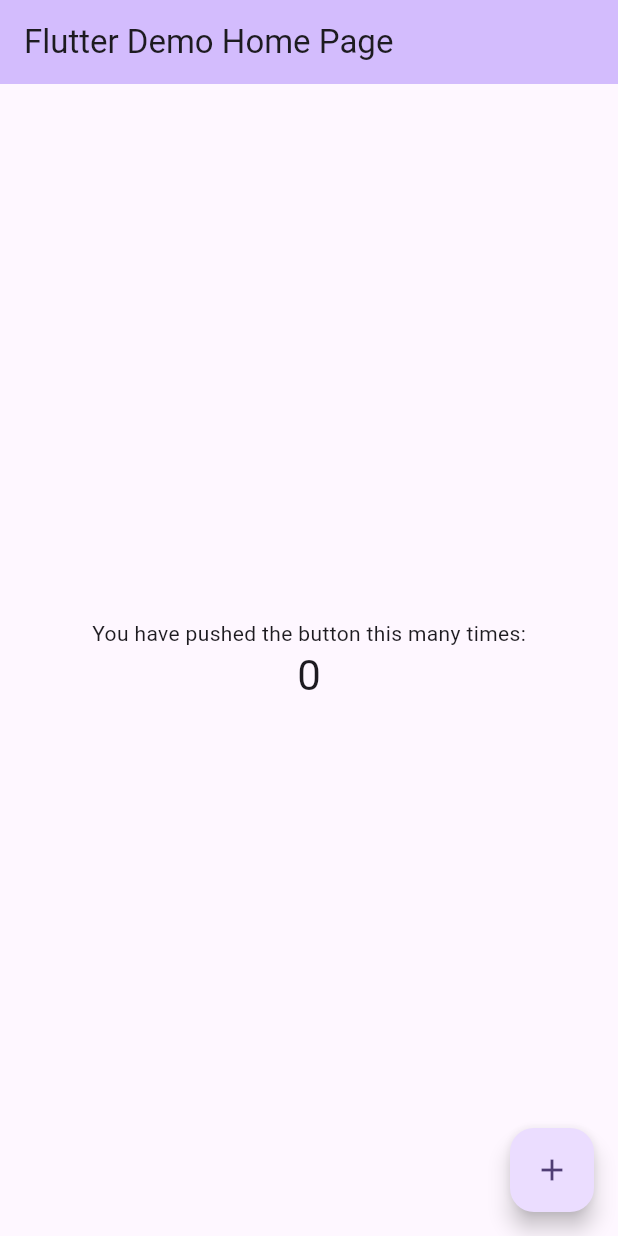
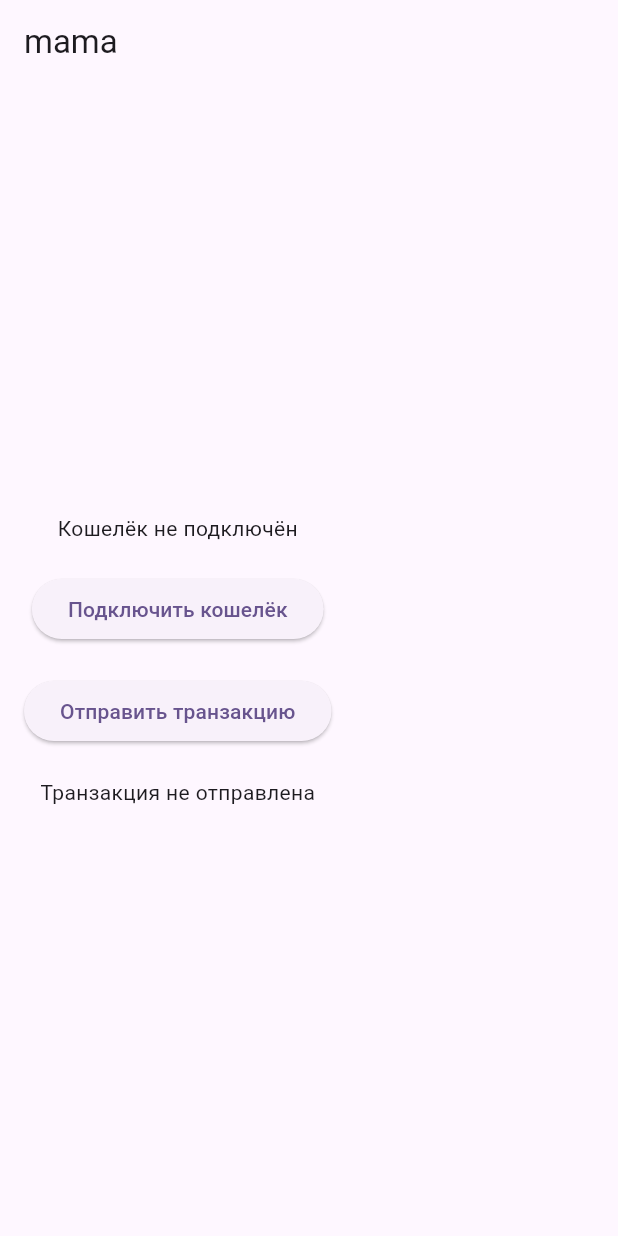
Before and after one commit to Lyynnnx/StudyBet, a Flutter app: the screen it shows after launch, on a phone screen of 412 x 824 dp. Run offline on Flutter 3.47's test engine with Material 3 defaults, Android fonts, the phone set to English and light mode, and no system bars; missing offline and left inert: cryptography, flutter_web_auth.

Commit message:
did something

```diff
--- a/client/lib/main.dart
+++ b/client/lib/main.dart
@@ -1,4 +1,5 @@
 import 'package:flutter/material.dart';
+import 'package:studybet/screens/wallet_test.dart';
 
 void main() {
   runApp(const MyApp());
@@ -31,7 +32,8 @@
         colorScheme: ColorScheme.fromSeed(seedColor: Colors.deepPurple),
         useMaterial3: true,
       ),
-      home: const MyHomePage(title: 'Flutter Demo Home Page'),
+      //home: const MyHomePage(title: 'Flutter Demo Home Page'),
+      home: WalletTest(),
     );
   }
 }
--- /dev/null
+++ b/client/lib/screens/wallet_test.dart
@@ -0,0 +1,104 @@
+import 'package:flutter/material.dart';
+import 'package:studybet/screens/wallet_connection.dart';
+import 'package:studybet/utils/key_generator.dart';
+
+class WalletTest extends StatefulWidget {
+  const WalletTest({super.key});
+
+  @override
+  State<WalletTest> createState() => _WalletTestState();
+}
+
+class _WalletTestState extends State<WalletTest> {
+  String? publicKey;
+ String? walletAddress;
+  String? transactionSignature;
+
+  // Создаем экземпляр класса WalletConnection
+  final WalletConnection walletConnection = WalletConnection();
+
+  @override
+   void initState() {
+    super.initState();
+    _initializeKeys();
+  }
+  Future<void> _initializeKeys() async {
+    final keys = await generateKeyPair(); // Генерация ключей
+    setState(() {
+      publicKey = keys['publicKey'];
+    });
+  }
+
+  // Функция для подключения к Phantom Wallet
+  Future<void> connectToWallet() async {
+    if (publicKey == null) {
+      ScaffoldMessenger.of(context).showSnackBar(const SnackBar(
+        content: Text("Ключи еще не готовы. Пожалуйста, подождите."),
+      ));
+      return;
+    }
+    final wallet = await walletConnection.connectToPhantom(context, publicKey!);
+    if (wallet != null) {
+      setState(() {
+        walletAddress = wallet;
+      });
+
+      ScaffoldMessenger.of(context).showSnackBar(SnackBar(
+        content: Text('Подключен кошелек: $wallet'),
+      ));
+    } else {
+      ScaffoldMessenger.of(context).showSnackBar(const SnackBar(
+        content: Text('Ошибка подключения к кошельку'),
+      ));
+    }
+  }
+
+  // Отправка транзакции (пример)
+  Future<void> sendTransaction() async {
+    if (walletAddress == null) {
+      ScaffoldMessenger.of(context).showSnackBar(
+        const SnackBar(content: Text("Подключите Phantom Wallet")),
+      );
+      return;
+    }
+
+    // Реализуйте логику для отправки транзакции...
+    // Например, использовать функции из solana_web3 и отправить транзакцию в сеть.
+    ScaffoldMessenger.of(context).showSnackBar(const SnackBar(
+      content: Text("Транзакция отправлена!"),
+    ));
+  }
+
+  @override
+  Widget build(BuildContext context) {
+
+    return Scaffold(
+      appBar: AppBar(title: Text("mama")),
+      body: Padding(
+        padding: const EdgeInsets.all(16.0),
+        child: Column(
+          mainAxisAlignment: MainAxisAlignment.center,
+          children: [
+            walletAddress == null
+                ? const Text('Кошелёк не подключён')
+                : Text('Кошелёк: $walletAddress'),
+            const SizedBox(height: 20),
+            ElevatedButton(
+              onPressed: connectToWallet,
+              child: const Text('Подключить кошелёк'),
+            ),
+            const SizedBox(height: 20),
+            ElevatedButton(
+              onPressed: sendTransaction,
+              child: const Text('Отправить транзакцию'),
+            ),
+            const SizedBox(height: 20),
+            transactionSignature == null
+                ? const Text('Транзакция не отправлена')
+                : Text('Signature: $transactionSignature'),
+          ],
+        ),
+      ),
+    );
+  }
+}
--- a/client/pubspec.yaml
+++ b/client/pubspec.yaml
@@ -38,6 +38,8 @@ dependencies:
   get_it: ^8.0.2
   app_links: ^6.3.2
   url_launcher: ^6.3.1
+  flutter_web_auth: ^0.6.0
+  cryptography: ^2.7.0
 
 dev_dependencies:
   flutter_test:
```
Also changed, not shown: client/lib/screens/wallet_connection.dart (added, +34 -0 lines), client/lib/utils/key_generator.dart (added, +16 -0 lines), client/pubspec.lock, 1 other file.
